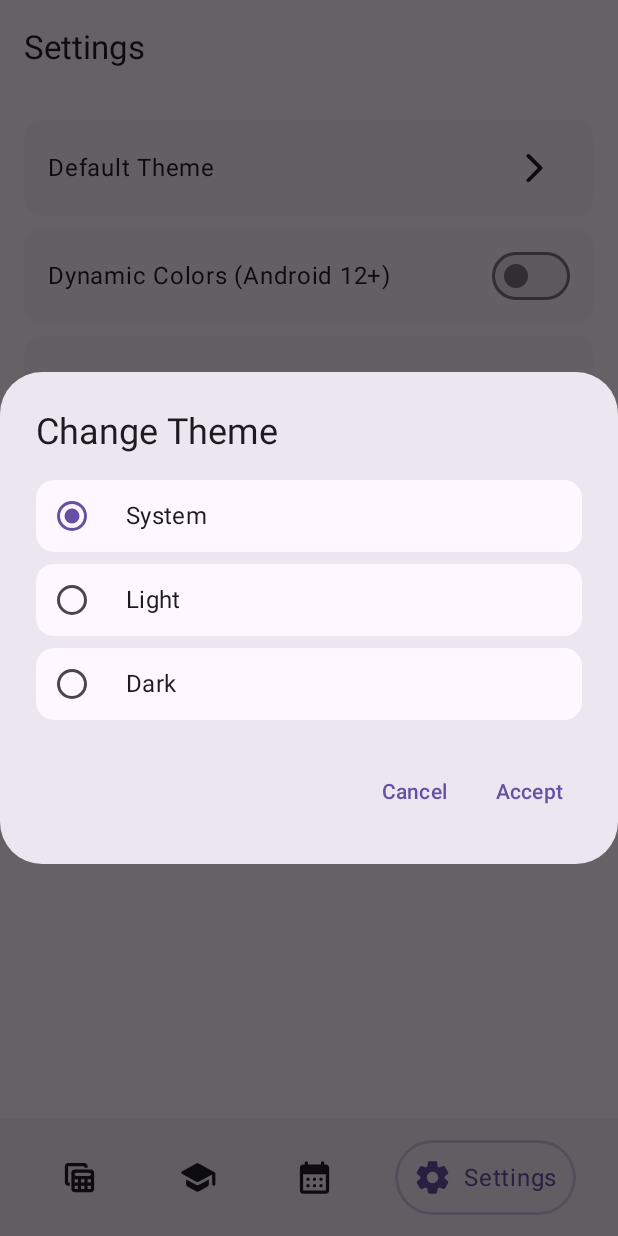
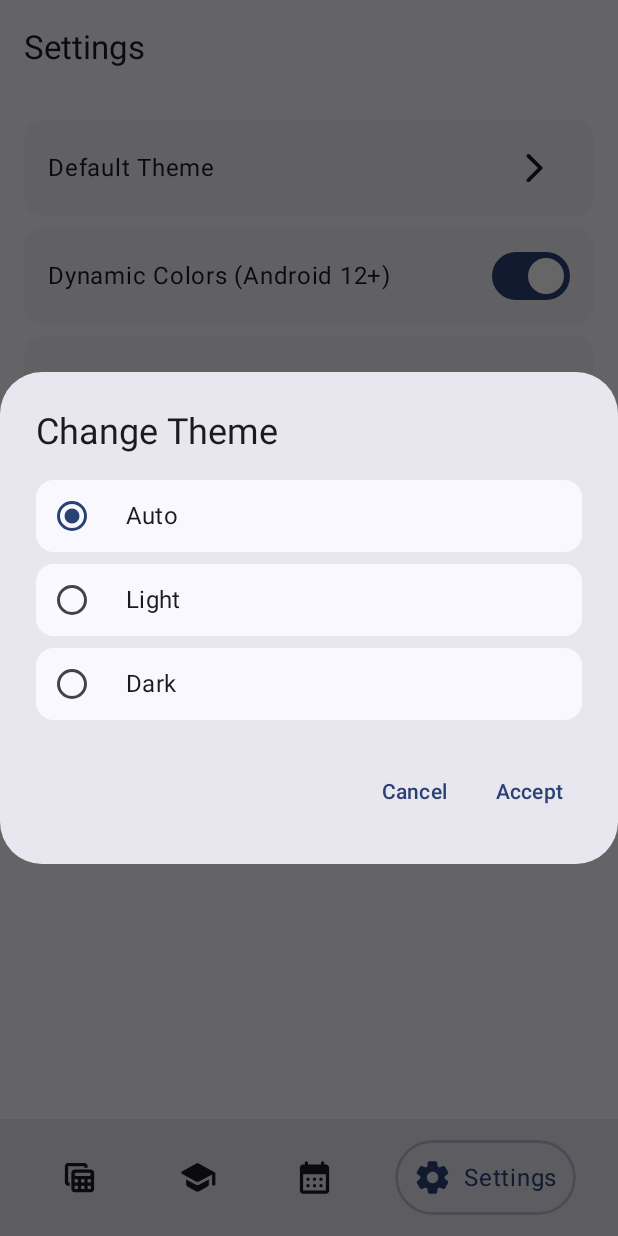
Before and after one commit to barq-al-layl/compose-schedule, an Android app built with Jetpack Compose: the SettingsScreen screen opened through its navigation route, after a tap on "Default Theme", on a phone screen of 412 x 824 dp. Run offline under Robolectric (Android 15) with nearby library versions, the phone set to English and light mode, and no system bars; our stand-ins replace Dagger/Hilt's generated code, Room's generated code, accompanist.

```diff
--- a/app/src/main/java/com/ba/schedule/data/repository/SettingsRepository.kt
+++ b/app/src/main/java/com/ba/schedule/data/repository/SettingsRepository.kt
@@ -22,7 +22,7 @@ class SettingsRepository @Inject constructor(
     }
 
     fun getUseDynamicColorStream(): Flow<Boolean> {
-        return dataStore.useDynamicColors.map { it ?: false }
+        return dataStore.useDynamicColors.map { it ?: true }
     }
 
     suspend fun setUseDynamicColor(value: Boolean) {
--- a/app/src/main/java/com/ba/schedule/ui/home/courses/CourseCard.kt
+++ b/app/src/main/java/com/ba/schedule/ui/home/courses/CourseCard.kt
@@ -1,4 +1,4 @@
-package com.ba.schedule.ui.component
+package com.ba.schedule.ui.home.courses
 
 import androidx.compose.animation.core.animateDpAsState
 import androidx.compose.foundation.layout.*
--- a/app/src/main/java/com/ba/schedule/ui/home/courses/CoursesScreen.kt
+++ b/app/src/main/java/com/ba/schedule/ui/home/courses/CoursesScreen.kt
@@ -26,7 +26,6 @@ import androidx.compose.ui.unit.dp
 import androidx.compose.ui.unit.sp
 import androidx.hilt.navigation.compose.hiltViewModel
 import com.ba.schedule.R
-import com.ba.schedule.ui.component.CourseCard
 
 @OptIn(ExperimentalMaterial3Api::class, ExperimentalFoundationApi::class)
 @Composable
--- a/app/src/main/java/com/ba/schedule/ui/home/exams/ExamsScreen.kt
+++ b/app/src/main/java/com/ba/schedule/ui/home/exams/ExamsScreen.kt
@@ -1,6 +1,5 @@
 package com.ba.schedule.ui.home.exams
 
-import androidx.compose.animation.ExperimentalAnimationApi
 import androidx.compose.animation.core.Spring
 import androidx.compose.animation.core.animateFloatAsState
 import androidx.compose.animation.core.spring
@@ -28,7 +27,7 @@ import com.ba.schedule.R
 import com.ba.schedule.model.ExamType
 import com.ba.schedule.ui.component.TableCell
 
-@OptIn(ExperimentalMaterial3Api::class, ExperimentalAnimationApi::class)
+@OptIn(ExperimentalMaterial3Api::class)
 @Composable
 fun EventsScreen(
     viewModel: ExamsViewModel = hiltViewModel(),
--- a/app/src/main/res/values/strings.xml
+++ b/app/src/main/res/values/strings.xml
@@ -24,7 +24,7 @@
     <string name="lectures_removed">Lecture(s) removed!</string>
     <string name="course_deleted">Course deleted!</string>
 
-    <string name="system">System</string>
+    <string name="system">Auto</string>
     <string name="dark">Dark</string>
     <string name="light">Light</string>
 
```
Also changed, not shown: 1 other file.
